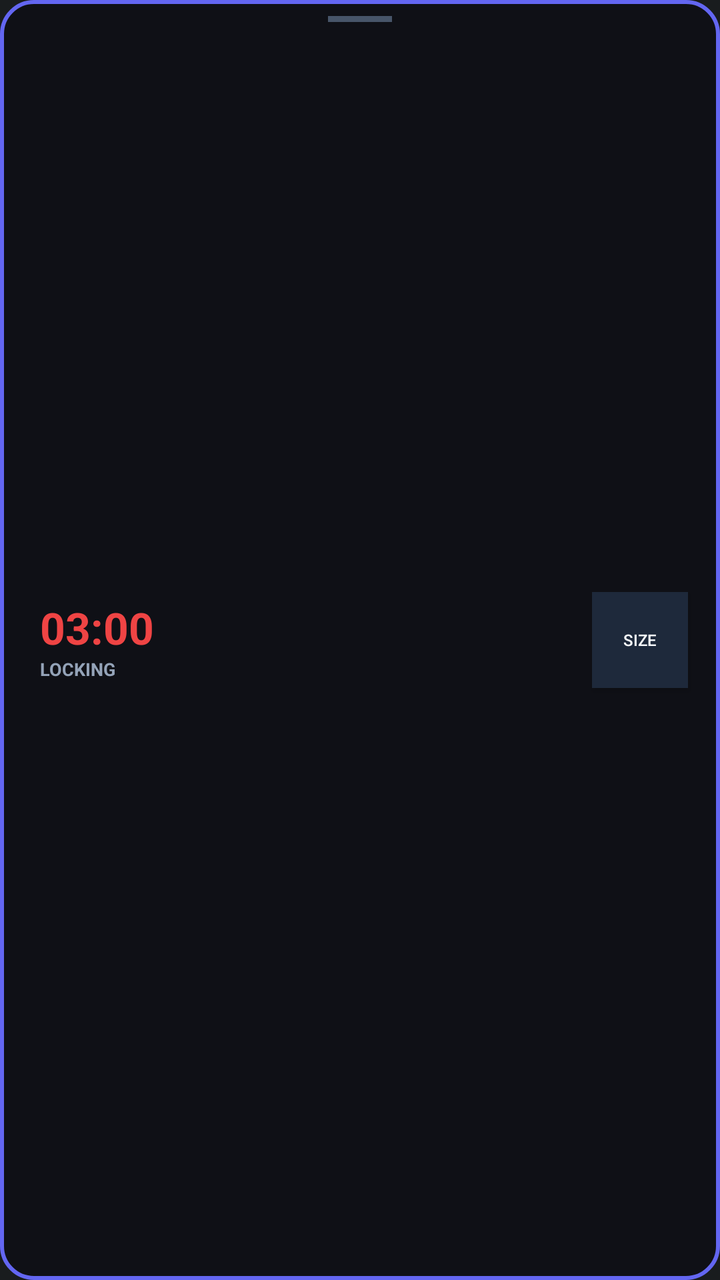
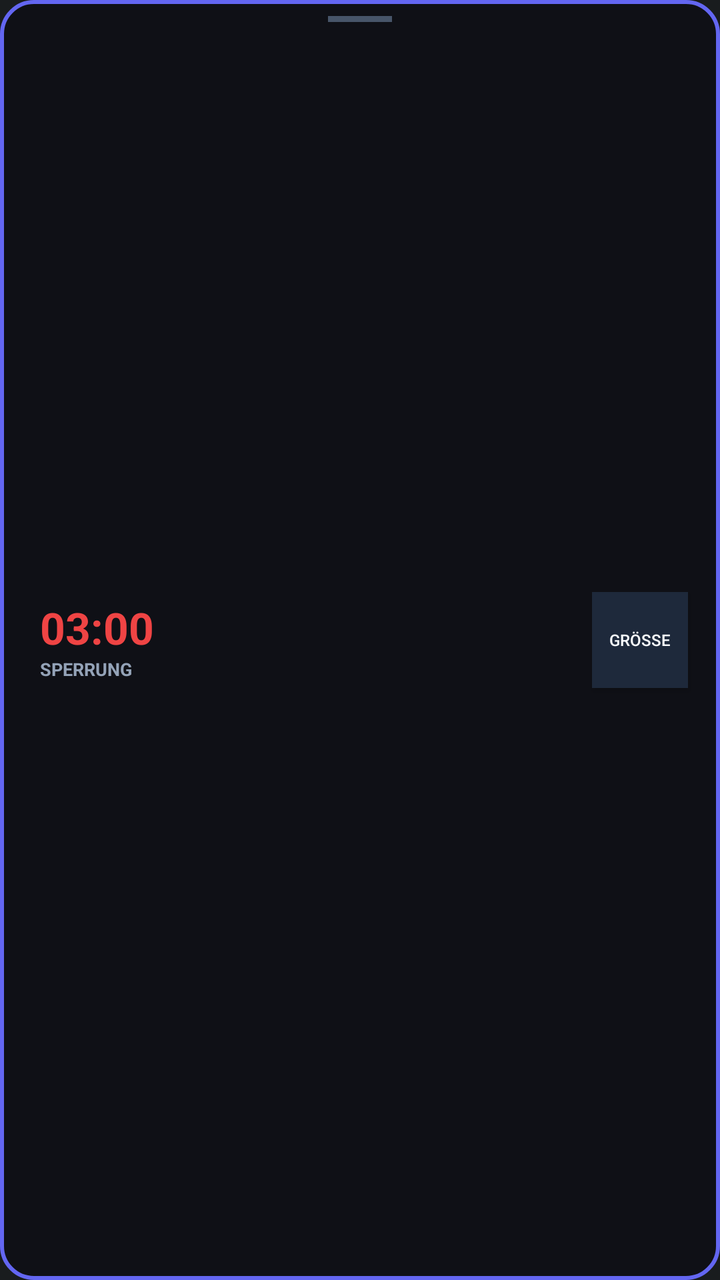

An Android layout rendered at two revisions. The XML below is the earlier revision; the diff shows what the commit changed to produce the second picture.
<!-- AndroidManifest.xml: application theme android:Theme.DeviceDefault.NoActionBar -->
<!-- res/layout/overlay_countdown.xml -->
<?xml version="1.0" encoding="utf-8"?>
<RelativeLayout xmlns:android="http://schemas.android.com/apk/res/android"
    android:id="@+id/overlayRoot"
    android:layout_width="match_parent"
    android:layout_height="match_parent"
    android:background="@drawable/glowing_overlay_bg"
    android:padding="8dp">

    
    <View
        android:id="@+id/dragIndicator"
        android:layout_width="32dp"
        android:layout_height="3dp"
        android:layout_centerHorizontal="true"
        android:layout_alignParentTop="true"
        android:background="#475569" />

    
    <LinearLayout
        android:layout_width="wrap_content"
        android:layout_height="wrap_content"
        android:layout_centerVertical="true"
        android:layout_alignParentLeft="true"
        android:layout_marginLeft="12dp"
        android:layout_toLeftOf="@+id/sizeToggleButton"
        android:orientation="vertical"
        android:gravity="left|center_vertical">

        <TextView
            android:id="@+id/countdownText"
            android:layout_width="wrap_content"
            android:layout_height="wrap_content"
            android:text="03:00"
            android:textColor="#EF4444"
            android:textSize="22sp"
            android:textStyle="bold" />

        <TextView
            android:id="@+id/countdownLabel"
            android:layout_width="wrap_content"
            android:layout_height="wrap_content"
            android:text="Locking"
            android:textColor="#94A3B8"
            android:textSize="9sp"
            android:textStyle="bold"
            android:textAllCaps="true" />
    </LinearLayout>

    
    <Button
        android:id="@+id/sizeToggleButton"
        style="?android:attr/buttonStyleSmall"
        android:layout_width="wrap_content"
        android:layout_height="wrap_content"
        android:layout_centerVertical="true"
        android:layout_alignParentRight="true"
        android:layout_marginRight="8dp"
        android:background="#1E293B"
        android:textColor="#F8FAFC"
        android:text="SIZE"
        android:textSize="8sp" />

</RelativeLayout>
<!-- resources referenced by this layout -->
<resources>
  <!-- drawable glowing_overlay_bg (drawable) -->
  <?xml version="1.0" encoding="utf-8"?>
  <shape xmlns:android="http://schemas.android.com/apk/res/android"
      android:shape="rectangle">
      <solid android:color="#0F1016" />
      <stroke
          android:width="2dp"
          android:color="#6366F1" />
      <corners android:radius="16dp" />
  </shape>
</resources>

<!-- the commit's change to res/layout/overlay_countdown.xml (unified diff, before → after) -->
@@ -39,7 +39,7 @@
             android:id="@+id/countdownLabel"
             android:layout_width="wrap_content"
             android:layout_height="wrap_content"
-            android:text="Locking"
+            android:text="@string/overlay_label"
             android:textColor="#94A3B8"
             android:textSize="9sp"
             android:textStyle="bold"
@@ -57,7 +57,7 @@
         android:layout_marginRight="8dp"
         android:background="#1E293B"
         android:textColor="#F8FAFC"
-        android:text="SIZE"
+        android:text="@string/overlay_size_btn"
         android:textSize="8sp" />
 
 </RelativeLayout>
<!-- resource entries referenced after the edit -->
@@ -10,5 +10,7 @@
           android:color="#6366F1" />
       <corners android:radius="16dp" />
   </shape>
+  <string name="overlay_label">Sperrung</string>
+  <string name="overlay_size_btn">GRÖSSE</string>
 </resources>
 
